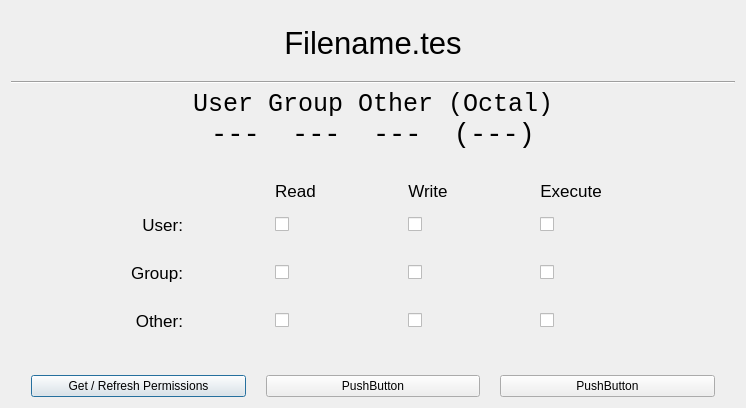
Qt form qtpermui.ui (codaloc/PermissionManager) before a commit.
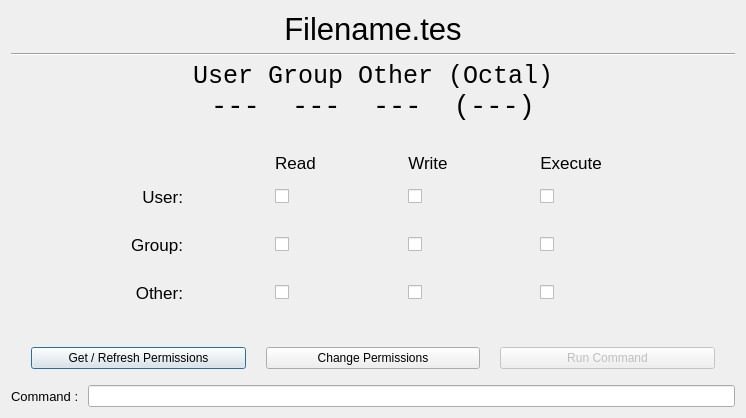
The same form after that commit.

Diff of the .ui file:
```diff
--- a/qtpermui.ui
+++ b/qtpermui.ui
@@ -470,14 +470,17 @@
        <item>
         <widget class="QPushButton" name="pushButton_2">
          <property name="text">
-          <string>PushButton</string>
+          <string>Change Permissions</string>
          </property>
         </widget>
        </item>
        <item>
-        <widget class="QPushButton" name="pushButton">
+        <widget class="QPushButton" name="run_button">
+         <property name="enabled">
+          <bool>false</bool>
+         </property>
          <property name="text">
-          <string>PushButton</string>
+          <string>Run Command</string>
          </property>
         </widget>
        </item>
@@ -485,6 +488,32 @@
      </item>
     </layout>
    </item>
+   <item>
+    <layout class="QHBoxLayout" name="command_layout">
+     <property name="topMargin">
+      <number>10</number>
+     </property>
+     <item>
+      <widget class="QLabel" name="command_label">
+       <property name="font">
+        <font>
+         <pointsize>10</pointsize>
+        </font>
+       </property>
+       <property name="text">
+        <string>Command : </string>
+       </property>
+      </widget>
+     </item>
+     <item>
+      <widget class="QLineEdit" name="command_line">
+       <property name="echoMode">
+        <enum>QLineEdit::Normal</enum>
+       </property>
+      </widget>
+     </item>
+    </layout>
+   </item>
   </layout>
  </widget>
  <resources/>
```
Left out of the diff: 10 changed lines with no effect on the pictures.
